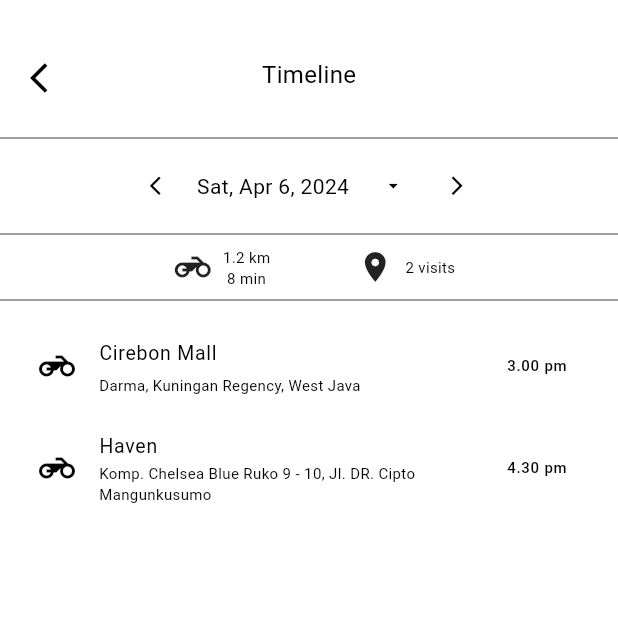
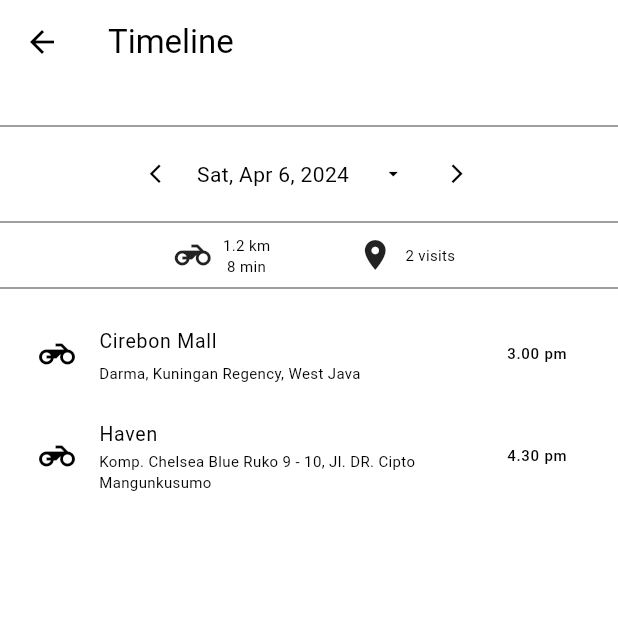
Before and after one commit to ihsanGhoziZulfikar/RideShare, a Flutter app: the HistoryPage screen opened directly, on a phone screen of 412 x 824 dp, the top half of it. Run offline on Flutter 3.47's test engine with Material 3 defaults, Android fonts, the phone set to English and light mode, and no system bars; our stand-ins replace cloud_firestore, firebase_auth, firebase_core, geocoding, google_maps_flutter, location; missing offline and left inert: flutter_polyline_points, iconify_flutter; accounts and stored records are empty; network calls fail.

Commit message:
merge pages

```diff
--- a/lib/components/my_navigation_bar.dart
+++ b/lib/components/my_navigation_bar.dart
@@ -3,6 +3,7 @@ import 'package:iconify_flutter/iconify_flutter.dart';
 import 'package:ride_share/pages/history_page.dart';
 import 'package:ride_share/pages/home_page.dart';
 import 'package:ride_share/pages/profile_page.dart';
+import 'package:ride_share/pages/users_list_page.dart';
 
 class MyNavigationBar extends StatefulWidget {
   const MyNavigationBar({super.key});
@@ -15,7 +16,8 @@ class _MyNavigationBarState extends State<MyNavigationBar> {
   int _selectedIndex = 1;
 
   static List<Widget> _widgetOptions = <Widget>[
-    HistoryPage(),
+    UsersListPage(),
+    // HistoryPage(),
     HomePage(),
     ProfilePage(),
   ];
--- a/lib/pages/chat_page.dart
+++ b/lib/pages/chat_page.dart
@@ -38,7 +38,6 @@ class ChatPage extends StatelessWidget {
           Expanded(
             child: _buildMessageList(),
           ),
-          IconButton(onPressed: _authService.signOut, icon: Icon(Icons.logout)),
           _buildUserInput(),
         ],
       ),
--- a/lib/pages/history_page.dart
+++ b/lib/pages/history_page.dart
@@ -30,36 +30,44 @@ class _HistoryPageState extends State<HistoryPage> {
   @override
   Widget build(BuildContext context) {
     return Scaffold(
+      appBar: AppBar(
+        leading: IconButton(
+            icon: Icon(Icons.arrow_back),
+            onPressed: (() {
+              Navigator.pop(context);
+            })),
+        title: Text('Timeline'),
+      ),
       backgroundColor: Colors.white,
       body: Column(
         children: [
           SizedBox(
             height: 20,
           ),
-          Padding(
-            padding: const EdgeInsets.all(8.0),
-            child: Stack(
-              children: [
-                Expanded(
-                  child: Align(
-                      alignment: FractionalOffset.bottomLeft,
-                      child: IconButton(
-                        onPressed: () {},
-                        icon: Icon(Icons.arrow_back_ios),
-                      )),
-                ),
-                Center(
-                  child: Padding(
-                    padding: const EdgeInsets.only(top: 10.0),
-                    child: Text(
-                      'Timeline',
-                      style: TextStyle(color: Colors.black, fontSize: 16),
-                    ),
-                  ),
-                ),
-              ],
-            ),
-          ),
+          // Padding(
+          //   padding: const EdgeInsets.all(8.0),
+          //   child: Stack(
+          //     children: [
+          //       Expanded(
+          //         child: Align(
+          //             alignment: FractionalOffset.bottomLeft,
+          //             child: IconButton(
+          //               onPressed: () {},
+          //               icon: Icon(Icons.arrow_back_ios),
+          //             )),
+          //       ),
+          //       Center(
+          //         child: Padding(
+          //           padding: const EdgeInsets.only(top: 10.0),
+          //           child: Text(
+          //             'Timeline',
+          //             style: TextStyle(color: Colors.black, fontSize: 16),
+          //           ),
+          //         ),
+          //       ),
+          //     ],
+          //   ),
+          // ),
           Divider(thickness: 0.5),
           Row(
             mainAxisAlignment: MainAxisAlignment.center,
--- a/lib/pages/user_vehicle_page.dart
+++ b/lib/pages/user_vehicle_page.dart
@@ -72,7 +72,10 @@ class _UserVehiclesPageState extends State<UserVehiclesPage> {
               },
             ),
           ),
-          IconButton(
+          Container(
+            padding: EdgeInsets.all(8.0),
+            color: Colors.grey,
+            child: IconButton(
               onPressed: (() {
                 Navigator.push(
                   context,
@@ -81,6 +84,7 @@ class _UserVehiclesPageState extends State<UserVehiclesPage> {
               }),
               icon: Icon(Icons.add),
             ),
+          ),
         ],
       ),
     );
```
Also changed, not shown: lib/pages/add_vehicle_page.dart (+8 -6 lines), lib/pages/profile_page.dart (+47 -9 lines), lib/pages/users_list_page.dart (+7 -1 lines). Lines whose indentation alone changed are shown as unchanged.
